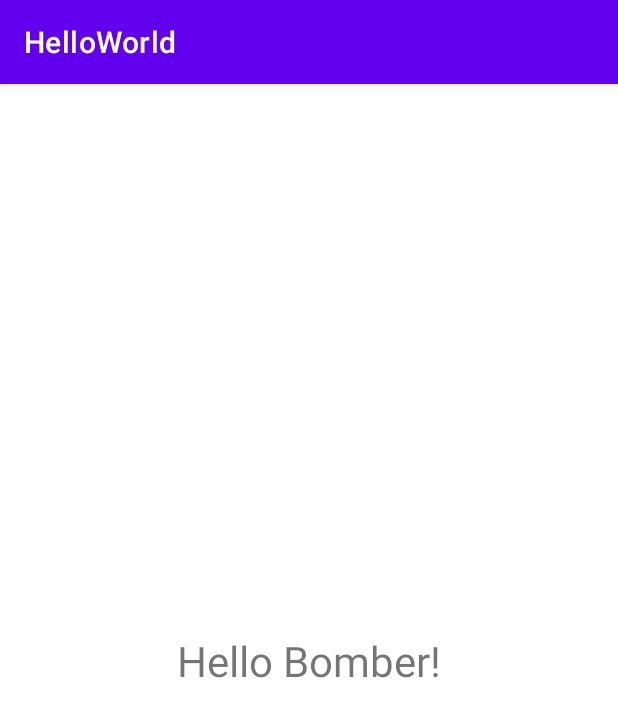
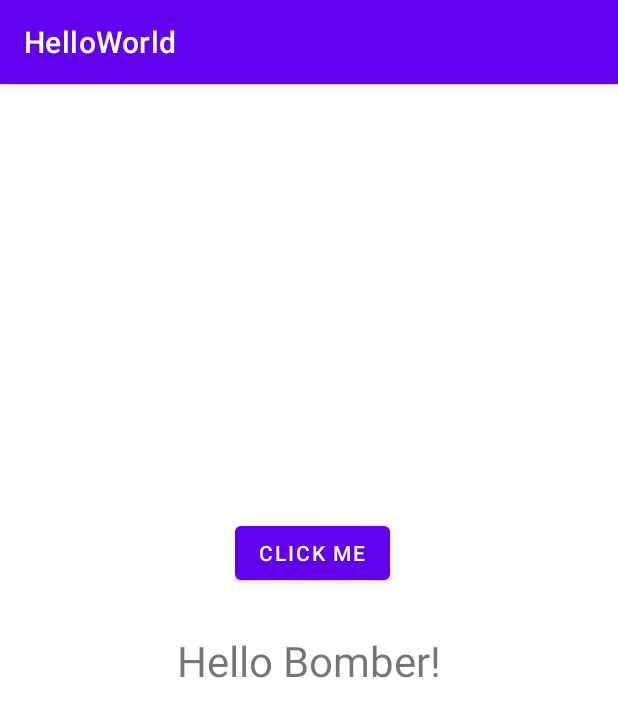
Before and after one commit to syohex/android-study, an Android app: the screen it shows after launch (MainActivity), on a phone screen of 412 x 824 dp. Shown: the top 717 px of the screen. Run offline under Robolectric (Android 15) with nearby library versions, the phone set to English and light mode, and no system bars.

Commit message:
Add counter button

```diff
--- a/HelloWorld/app/src/main/java/org/syohex/helloworld/MainActivity.kt
+++ b/HelloWorld/app/src/main/java/org/syohex/helloworld/MainActivity.kt
@@ -1,11 +1,23 @@
 package org.syohex.helloworld
 
+import android.os.Bundle
+import android.widget.Button
+import android.widget.TextView
+import android.widget.Toast
 import androidx.appcompat.app.AppCompatActivity
-import android.os.Bundle
 
 class MainActivity : AppCompatActivity() {
     override fun onCreate(savedInstanceState: Bundle?) {
         super.onCreate(savedInstanceState)
         setContentView(R.layout.activity_main)
+
+        val buttonClickMe = findViewById<Button>(R.id.button)
+        val myTextView = findViewById<TextView>(R.id.textView)
+        var timeClicked = 0
+        buttonClickMe.setOnClickListener {
+            timeClicked += 1
+            myTextView.text = timeClicked.toString()
+            Toast.makeText(this@MainActivity, "Hi Bomber", Toast.LENGTH_LONG).show()
+        }
     }
 }
--- a/HelloWorld/app/src/main/res/layout/activity_main.xml
+++ b/HelloWorld/app/src/main/res/layout/activity_main.xml
@@ -7,6 +7,7 @@
     tools:context=".MainActivity">
 
     <TextView
+        android:id="@+id/textView"
         android:layout_width="wrap_content"
         android:layout_height="wrap_content"
         android:text="Hello Bomber!"
@@ -16,4 +17,20 @@
         app:layout_constraintRight_toRightOf="parent"
         app:layout_constraintTop_toTopOf="parent" />
 
+    <Button
+        android:id="@+id/button"
+        android:layout_width="wrap_content"
+        android:layout_height="wrap_content"
+        android:layout_marginStart="162dp"
+        android:layout_marginLeft="162dp"
+        android:layout_marginTop="279dp"
+        android:layout_marginEnd="157dp"
+        android:layout_marginRight="157dp"
+        android:layout_marginBottom="20dp"
+        android:text="Click Me"
+        app:layout_constraintBottom_toTopOf="@+id/textView"
+        app:layout_constraintEnd_toEndOf="parent"
+        app:layout_constraintStart_toStartOf="parent"
+        app:layout_constraintTop_toTopOf="parent" />
+
 </androidx.constraintlayout.widget.ConstraintLayout>
```
